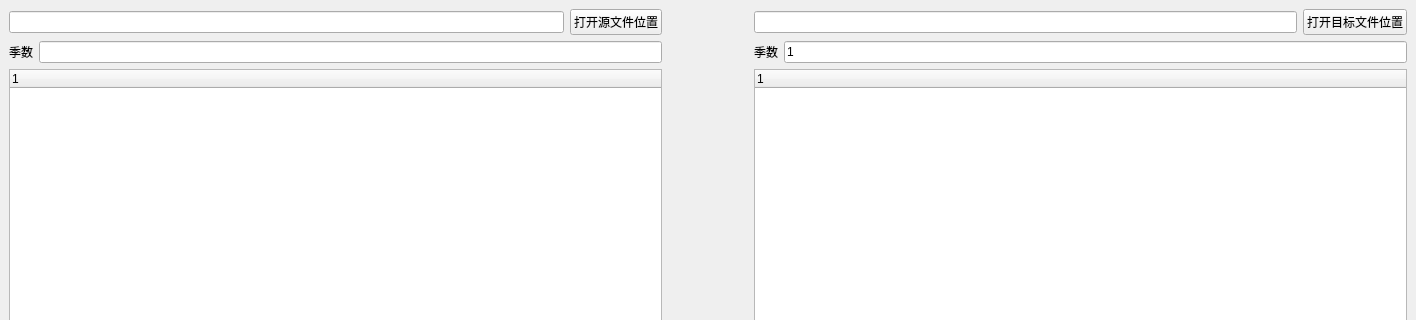
Above: MainWindow.ui from alexromance/Rename before the change; both pictures show x 0 to 1416 and y 0 to 320 of the 1416 by 698 pixel window. Below: the same form after it.
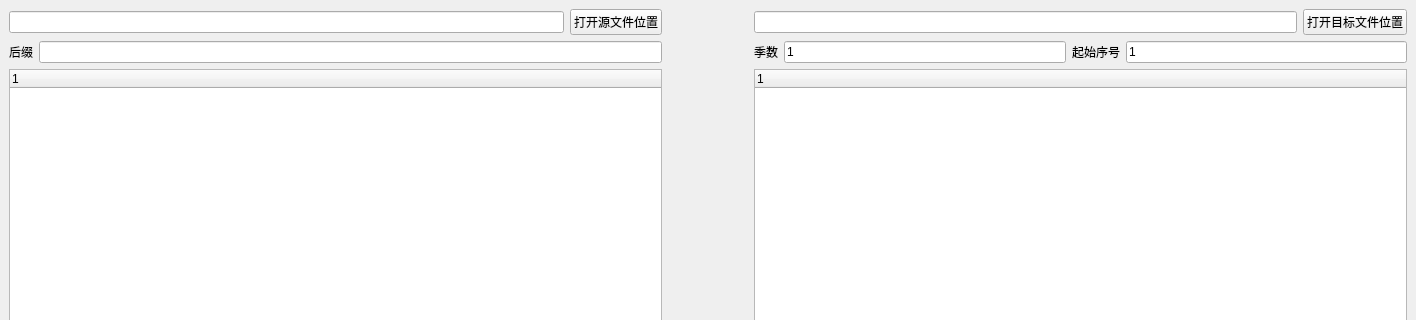
That is the form after the change.

Patch:
```diff
--- a/MainWindow.ui
+++ b/MainWindow.ui
@@ -38,7 +38,7 @@
           <item>
            <widget class="QLabel" name="label_2">
             <property name="text">
-             <string>季数</string>
+             <string>后缀</string>
             </property>
            </widget>
           </item>
@@ -110,6 +110,20 @@
             </property>
            </widget>
           </item>
+          <item>
+           <widget class="QLabel" name="label_3">
+            <property name="text">
+             <string>起始序号</string>
+            </property>
+           </widget>
+          </item>
+          <item>
+           <widget class="QLineEdit" name="lineEditStartIndex">
+            <property name="text">
+             <string>1</string>
+            </property>
+           </widget>
+          </item>
          </layout>
         </item>
         <item>
```
Left out of the diff: 2 changed lines with no effect on the pictures.
